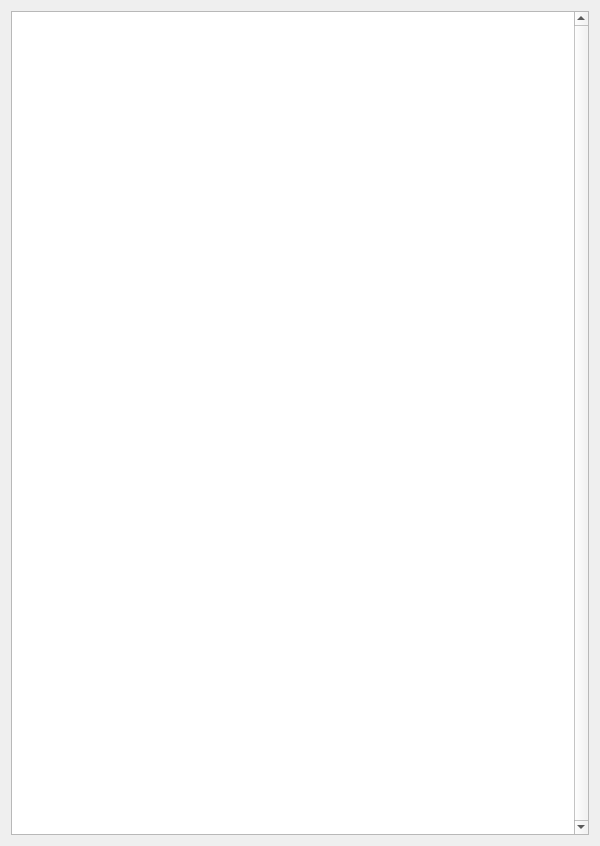
Above: widgets/itemlistwidget.ui from SeptemberHX/TodoManager before the change. Below: the same form after it.
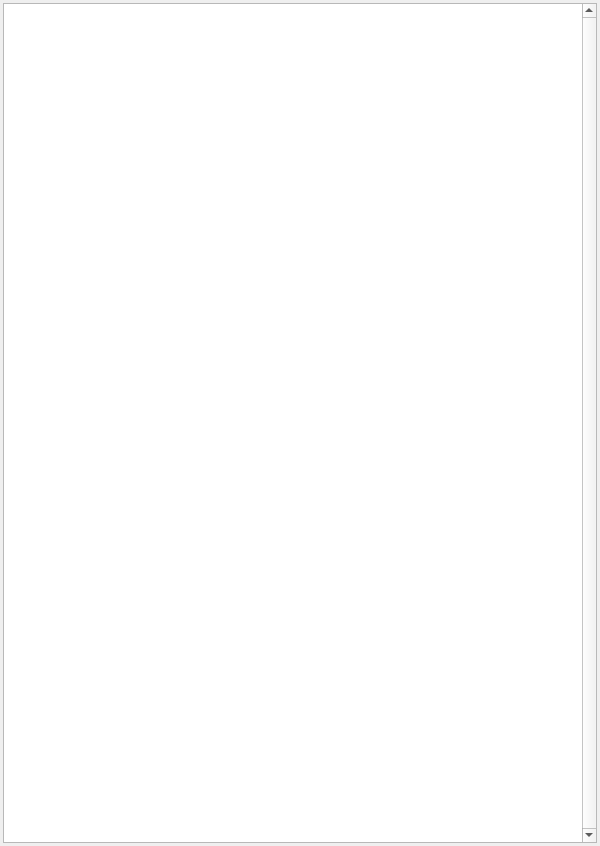
That is the form after the change.

```diff
--- a/widgets/itemlistwidget.ui
+++ b/widgets/itemlistwidget.ui
@@ -20,6 +20,18 @@
    <string>Form</string>
   </property>
   <layout class="QVBoxLayout" name="verticalLayout">
+   <property name="leftMargin">
+    <number>3</number>
+   </property>
+   <property name="topMargin">
+    <number>3</number>
+   </property>
+   <property name="rightMargin">
+    <number>3</number>
+   </property>
+   <property name="bottomMargin">
+    <number>3</number>
+   </property>
    <item>
     <widget class="QListView" name="listView">
      <property name="verticalScrollBarPolicy">
```
